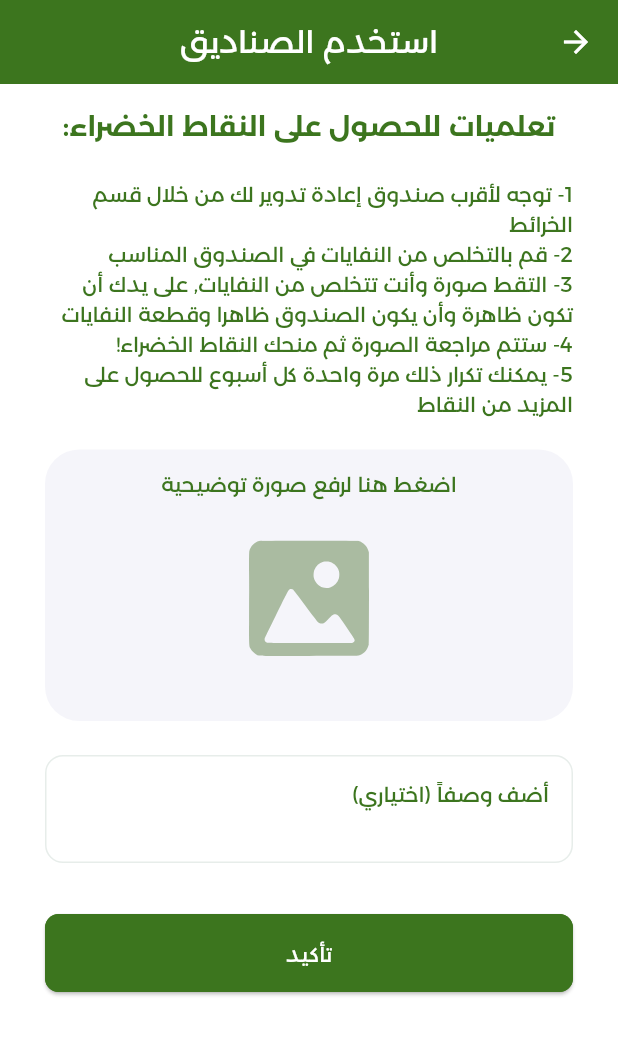
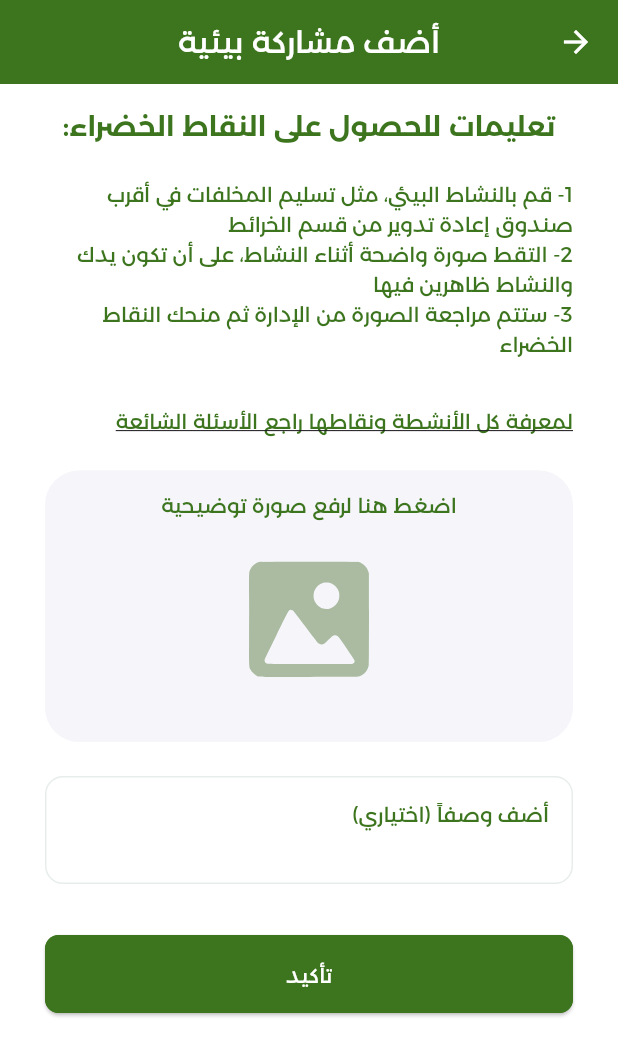
Before and after one commit to ahmed-tarek-salem/green_cycle, a Flutter app: the ActionScreen screen opened by its route, on a phone screen of 412 x 824 dp. Shown: the top 1056 px of the screen. Run offline on Flutter 3.47's test engine with Material 3 defaults, Android fonts, the phone set to English and light mode, and no system bars; our stand-ins replace cached_network_image, curved_navigation_bar, dio, flutter_screenutil, flutter_smart_dialog, flutter_spinkit and 6 more; accounts and stored records are empty; project files that could hold a hidden picture were left out.

Commit message:
feat(rewards): send students to the FAQs for earning rules
The leaderboard tips card and the upload screen now link to the FAQ
screen, which the college maintains from the dashboard. Upload
instructions are generic instead of bins only, and the success
message no longer quotes a fixed number of points.

```diff
--- a/lib/modules/action/action_controller.dart
+++ b/lib/modules/action/action_controller.dart
@@ -31,7 +31,7 @@ class ActionController extends BaseController {
       await _repo.submitAction(activityRequestModel);
 
       showSuccessDialog('تم إرسال مشاركتك بنجاح',
-          'نشكرك على تفاعلك معنا، بمجرد قبول مشاركتك سوف تحصل على ٥ نقاط خضراء جديدة!',
+          'نشكرك على تفاعلك معنا، بمجرد قبول مشاركتك سوف تحصل على نقاطك الخضراء!',
           onTap: () {
         Get.back();
         Get.back();
--- a/lib/modules/action/action_screen.dart
+++ b/lib/modules/action/action_screen.dart
@@ -6,22 +6,22 @@ import 'package:green_cycle/modules/home_layout/widgets/home_app_bar.dart';
 import 'package:green_cycle/shared_widgets/image_picker_widget.dart';
 import 'package:green_cycle/shared_widgets/primary_button.dart';
 import 'package:green_cycle/shared_widgets/primary_text_field.dart';
+import 'package:green_cycle/theme/app_colors.dart';
 import 'package:green_cycle/utilities/global/app_constants.dart';
+import 'package:green_cycle/utilities/navigation/app_routes.dart';
 import 'package:image_picker/image_picker.dart';
 
 class ActionScreen extends GetView<ActionController> {
   const ActionScreen({super.key});
   final formattedText = '''
-1- توجه لأقرب صندوق إعادة تدوير لك من خلال قسم الخرائط
-2- قم بالتخلص من النفايات في الصندوق المناسب
-3- التقط صورة وأنت تتخلص من النفايات, على يدك أن تكون ظاهرة وأن يكون الصندوق ظاهرا وقطعة النفايات
-4- ستتم مراجعة الصورة ثم منحك النقاط الخضراء!
-5- يمكنك تكرار ذلك مرة واحدة كل أسبوع للحصول على المزيد من النقاط
+1- قم بالنشاط البيئي، مثل تسليم المخلفات في أقرب صندوق إعادة تدوير من قسم الخرائط
+2- التقط صورة واضحة أثناء النشاط، على أن تكون يدك والنشاط ظاهرين فيها
+3- ستتم مراجعة الصورة من الإدارة ثم منحك النقاط الخضراء
 ''';
   @override
   Widget build(BuildContext context) {
     return Scaffold(
-      appBar: returnHomeAppBar('استخدم الصناديق'),
+      appBar: returnHomeAppBar('أضف مشاركة بيئية'),
       body: SingleChildScrollView(
         padding: EdgeInsets.symmetric(
             horizontal: AppConstants.horizontalPadding,
@@ -29,11 +29,27 @@ class ActionScreen extends GetView<ActionController> {
         child: Column(
           children: [
             Text(
-              'تعلميات للحصول على النقاط الخضراء:',
+              'تعليمات للحصول على النقاط الخضراء:',
               style: Get.textTheme.headlineMedium,
             ),
             SizedBox(height: 20.h),
             Text(formattedText),
+            SizedBox(height: 10.h),
+            Align(
+              alignment: AlignmentDirectional.centerStart,
+              child: InkWell(
+                onTap: () => Get.toNamed(AppRoutes.faqScreen),
+                child: Text(
+                  'لمعرفة كل الأنشطة ونقاطها راجع الأسئلة الشائعة',
+                  style: TextStyle(
+                    fontSize: 12.sp,
+                    color: AppColors.primary,
+                    decoration: TextDecoration.underline,
+                  ),
+                ),
+              ),
+            ),
+            SizedBox(height: 20.h),
             ImagePickerWidget(onSelected: (XFile image) {
               controller.image = image;
             }),
```
Also changed, not shown: lib/modules/tabs/streak_board/streak_board_tab.dart (+23 -26 lines).
